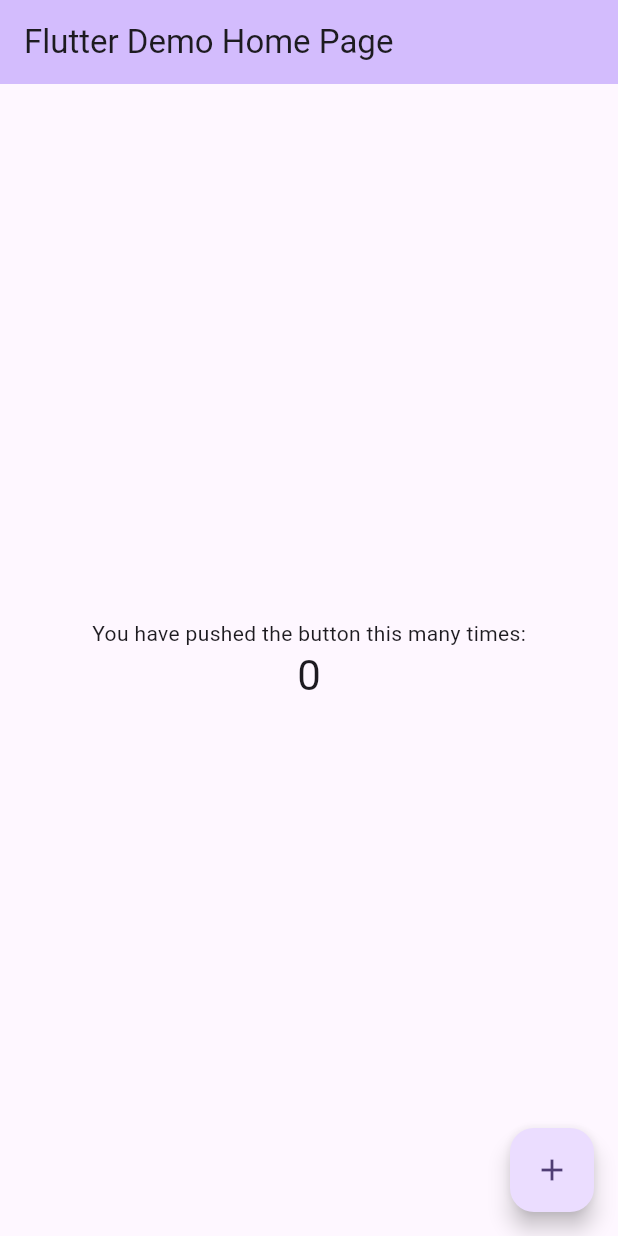
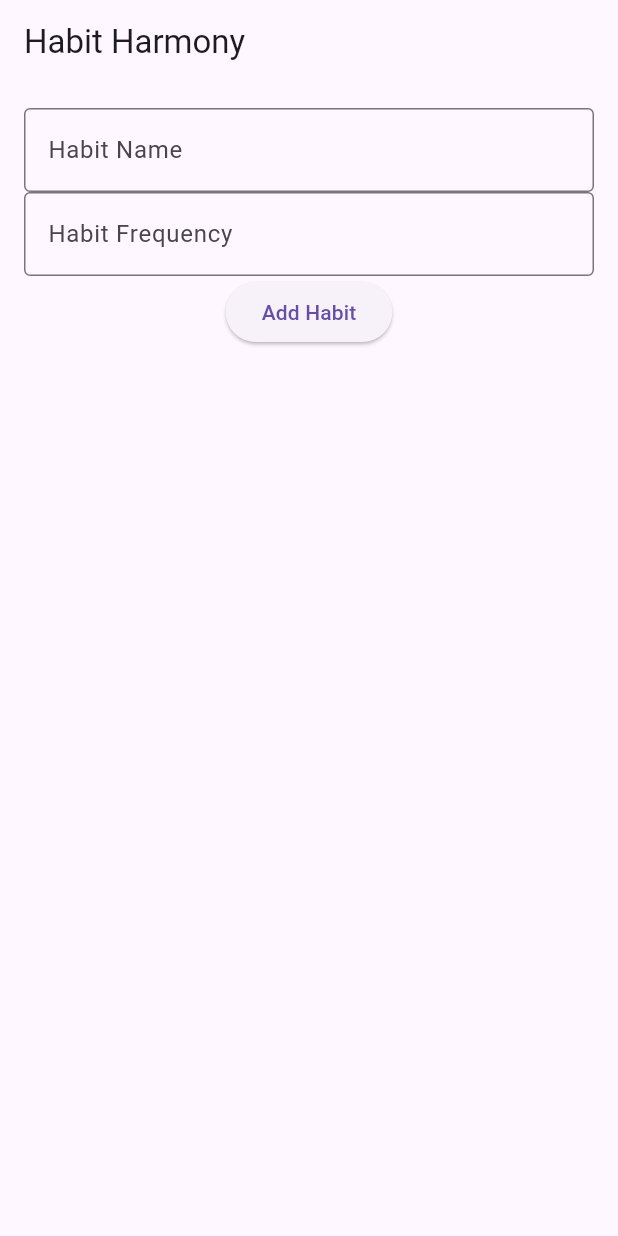
Before and after one commit to Umutoniwasepie/Habit_Harmony_Mobile_App, a Flutter app: the screen it shows after launch, on a phone screen of 412 x 824 dp. Run offline on Flutter 3.47's test engine with Material 3 defaults, Android fonts, the phone set to English and light mode, and no system bars.

Commit message:
first try

```diff
--- a/habit_harmony/lib/main.dart
+++ b/habit_harmony/lib/main.dart
@@ -1,125 +1,130 @@
 import 'package:flutter/material.dart';
 
 void main() {
-  runApp(const MyApp());
+  runApp(MyApp());
 }
 
 class MyApp extends StatelessWidget {
-  const MyApp({super.key});
-
-  // This widget is the root of your application.
   @override
   Widget build(BuildContext context) {
     return MaterialApp(
-      title: 'Flutter Demo',
-      theme: ThemeData(
-        // This is the theme of your application.
-        //
-        // TRY THIS: Try running your application with "flutter run". You'll see
-        // the application has a purple toolbar. Then, without quitting the app,
-        // try changing the seedColor in the colorScheme below to Colors.green
-        // and then invoke "hot reload" (save your changes or press the "hot
-        // reload" button in a Flutter-supported IDE, or press "r" if you used
-        // the command line to start the app).
-        //
-        // Notice that the counter didn't reset back to zero; the application
-        // state is not lost during the reload. To reset the state, use hot
-        // restart instead.
-        //
-        // This works for code too, not just values: Most code changes can be
-        // tested with just a hot reload.
-        colorScheme: ColorScheme.fromSeed(seedColor: Colors.deepPurple),
-        useMaterial3: true,
+      title: 'Habit Harmony',
+      home: Scaffold(
+        appBar: AppBar(
+          title: Text('Habit Harmony'),
+        ),
+        body: HabitScreen(),
       ),
-      home: const MyHomePage(title: 'Flutter Demo Home Page'),
     );
   }
 }
 
-class MyHomePage extends StatefulWidget {
-  const MyHomePage({super.key, required this.title});
-
-  // This widget is the home page of your application. It is stateful, meaning
-  // that it has a State object (defined below) that contains fields that affect
-  // how it looks.
-
-  // This class is the configuration for the state. It holds the values (in this
-  // case the title) provided by the parent (in this case the App widget) and
-  // used by the build method of the State. Fields in a Widget subclass are
-  // always marked "final".
-
-  final String title;
-
+class HabitScreen extends StatefulWidget {
   @override
-  State<MyHomePage> createState() => _MyHomePageState();
+  _HabitScreenState createState() => _HabitScreenState();
 }
 
-class _MyHomePageState extends State<MyHomePage> {
-  int _counter = 0;
-
-  void _incrementCounter() {
-    setState(() {
-      // This call to setState tells the Flutter framework that something has
-      // changed in this State, which causes it to rerun the build method below
-      // so that the display can reflect the updated values. If we changed
-      // _counter without calling setState(), then the build method would not be
-      // called again, and so nothing would appear to happen.
-      _counter++;
-    });
-  }
+class _HabitScreenState extends State<HabitScreen> {
+  final _formKey = GlobalKey<FormState>();
+  final _habitNameController = TextEditingController();
+  final _habitFrequencyController = TextEditingController();
+  List<Habit> _habits = [];
 
   @override
   Widget build(BuildContext context) {
-    // This method is rerun every time setState is called, for instance as done
-    // by the _incrementCounter method above.
-    //
-    // The Flutter framework has been optimized to make rerunning build methods
-    // fast, so that you can just rebuild anything that needs updating rather
-    // than having to individually change instances of widgets.
-    return Scaffold(
-      appBar: AppBar(
-        // TRY THIS: Try changing the color here to a specific color (to
-        // Colors.amber, perhaps?) and trigger a hot reload to see the AppBar
-        // change color while the other colors stay the same.
-        backgroundColor: Theme.of(context).colorScheme.inversePrimary,
-        // Here we take the value from the MyHomePage object that was created by
-        // the App.build method, and use it to set our appbar title.
-        title: Text(widget.title),
-      ),
-      body: Center(
-        // Center is a layout widget. It takes a single child and positions it
-        // in the middle of the parent.
-        child: Column(
-          // Column is also a layout widget. It takes a list of children and
-          // arranges them vertically. By default, it sizes itself to fit its
-          // children horizontally, and tries to be as tall as its parent.
-          //
-          // Column has various properties to control how it sizes itself and
-          // how it positions its children. Here we use mainAxisAlignment to
-          // center the children vertically; the main axis here is the vertical
-          // axis because Columns are vertical (the cross axis would be
-          // horizontal).
-          //
-          // TRY THIS: Invoke "debug painting" (choose the "Toggle Debug Paint"
-          // action in the IDE, or press "p" in the console), to see the
-          // wireframe for each widget.
-          mainAxisAlignment: MainAxisAlignment.center,
-          children: <Widget>[
-            const Text(
-              'You have pushed the button this many times:',
+    return Column(
+      children: [
+        // Habit creation form
+        Container(
+          padding: EdgeInsets.all(16),
+          child: Form(
+            key: _formKey,
+            child: Column(
+              children: [
+                TextFormField(
+                  controller: _habitNameController,
+                  decoration: InputDecoration(
+                    labelText: 'Habit Name',
+                    border: OutlineInputBorder(),
+                  ),
+                  validator: (value) {
+                    if (value == null || value.isEmpty) {
+                      return 'Please enter a habit name';
+                    }
+                    return null;
+                  },
+                ),
+                TextFormField(
+                  controller: _habitFrequencyController,
+                  decoration: InputDecoration(
+                    labelText: 'Habit Frequency',
+                    border: OutlineInputBorder(),
+                  ),
+                  validator: (value) {
+                    if (value == null || value.isEmpty) {
+                      return 'Please enter a habit frequency';
+                    }
+                    return null;
+                  },
+                ),
+                ElevatedButton(
+                  onPressed: () {
+                    if (_formKey.currentState!.validate()) {
+                      setState(() {
+                        _habits.add(Habit(
+                          name: _habitNameController.text,
+                          frequency: _habitFrequencyController.text,
+                          isCompleted: false,
+                        ));
+                        _habitNameController.clear();
+                        _habitFrequencyController.clear();
+                      });
+                    }
+                  },
+                  child: Text('Add Habit'),
+                ),
+              ],
             ),
-            Text(
-              '$_counter',
-              style: Theme.of(context).textTheme.headlineMedium,
-            ),
-          ],
+          ),
         ),
-      ),
-      floatingActionButton: FloatingActionButton(
-        onPressed: _incrementCounter,
-        tooltip: 'Increment',
-        child: const Icon(Icons.add),
-      ), // This trailing comma makes auto-formatting nicer for build methods.
+        // Habit list
+        Expanded(
+          child: ListView.builder(
+            itemCount: _habits.length,
+            itemBuilder: (context, index) {
+              return HabitItem(habit: _habits[index]);
+            },
+          ),
+        ),
+      ],
     );
   }
 }
+
+class Habit {
+  String name;
+  String frequency;
+  bool isCompleted;
+
+  Habit({required this.name, required this.frequency, required this.isCompleted});
+}
+
+class HabitItem extends StatelessWidget {
+  final Habit habit;
+
+  HabitItem({required this.habit});
+
+  @override
+  Widget build(BuildContext context) {
+    return ListTile(
+      leading: Checkbox(
+        value: habit.isCompleted,
+        onChanged: (value) {
+          // Handle checkbox state
+        },
+      ),
+      title: Text(habit.name),
+      subtitle: Text(habit.frequency),
+    );
+  }
+}
```
